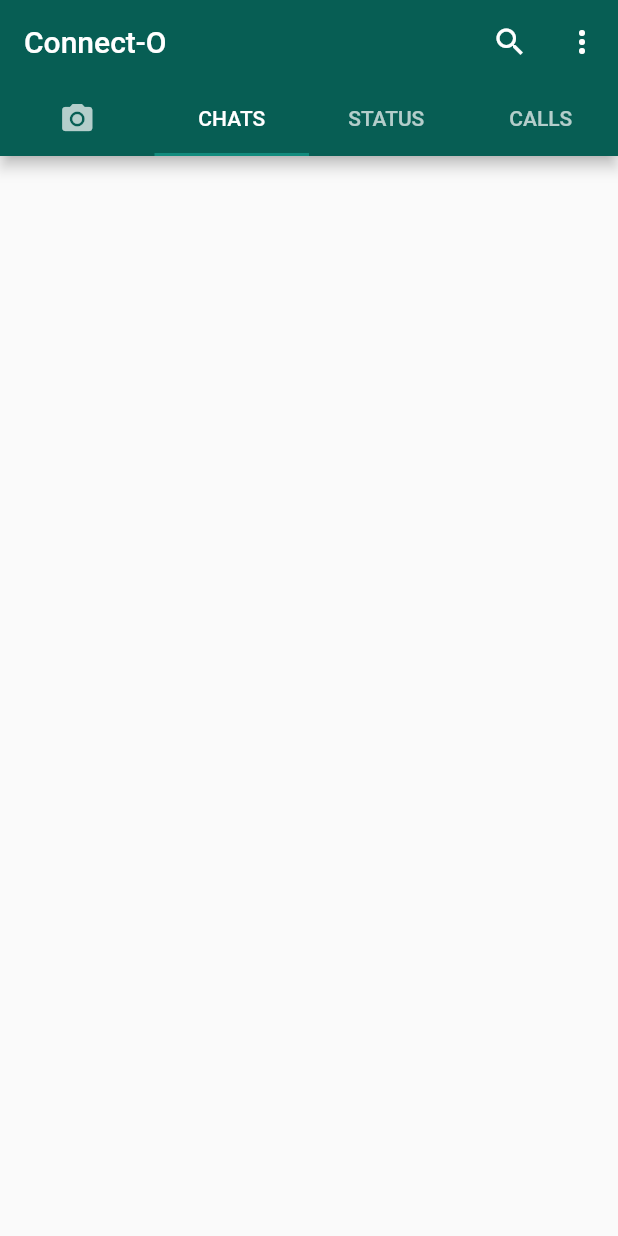
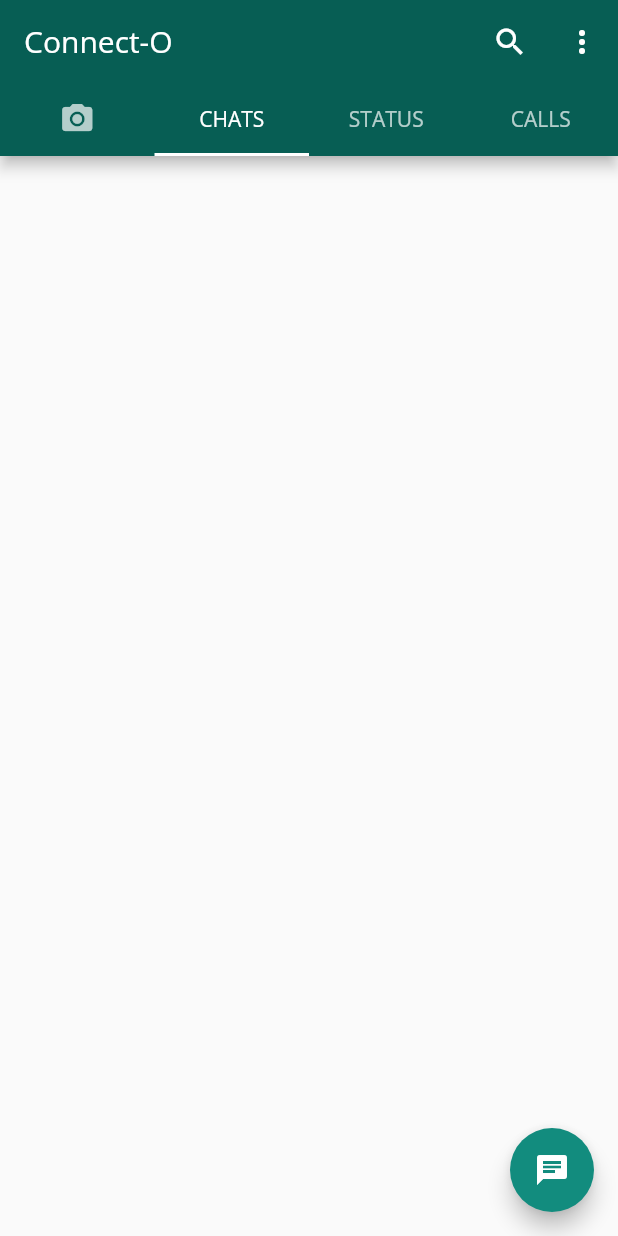
Before and after one commit to simran1901/Connect-O, a Flutter app: the screen it shows after launch, on a phone screen of 412 x 824 dp. Run offline on Flutter 3.47's test engine with Material 2 defaults, Android fonts, the phone set to English and light mode, and no system bars.

Commit message:
added custom fonts

```diff
--- a/lib/main.dart
+++ b/lib/main.dart
@@ -11,6 +11,7 @@ class MyApp extends StatelessWidget {
     return MaterialApp(
       title: 'Connect-O',
       theme: ThemeData(
+        fontFamily: 'OpenSans',
         primaryColor: Color(0xFF075E54),
         accentColor: Color(0xFF128C7E),
       ),
--- a/lib/pages/chat_page.dart
+++ b/lib/pages/chat_page.dart
@@ -11,7 +11,10 @@ class _ChatPageState extends State<ChatPage> {
   @override
   Widget build(BuildContext context) {
     return Scaffold(
-
+      floatingActionButton: FloatingActionButton(
+        onPressed: () {},
+        child: Icon(Icons.chat),
+      ),
     );
   }
 }
--- a/lib/screens/home_screen.dart
+++ b/lib/screens/home_screen.dart
@@ -57,6 +57,7 @@ class _HomeScreenState extends State<HomeScreen>
         ],
         bottom: TabBar(
           controller: _controller,
+          indicatorColor: Colors.white,
           tabs: [
             Tab(
               icon: Icon(Icons.camera_alt),
```
Also changed, not shown: pubspec.yaml (+7 -6 lines), fonts/OpenSans-Bold.ttf (added), fonts/OpenSans-BoldItalic.ttf (added), fonts/OpenSans-ExtraBold.ttf (added), fonts/OpenSans-ExtraBoldItalic.ttf (added), fonts/OpenSans-Italic.ttf (added), fonts/OpenSans-Light.ttf (added), fonts/OpenSans-LightItalic.ttf (added), fonts/OpenSans-Regular.ttf (added), fonts/OpenSans-SemiBold.ttf (added), fonts/OpenSans-SemiBoldItalic.ttf (added).
